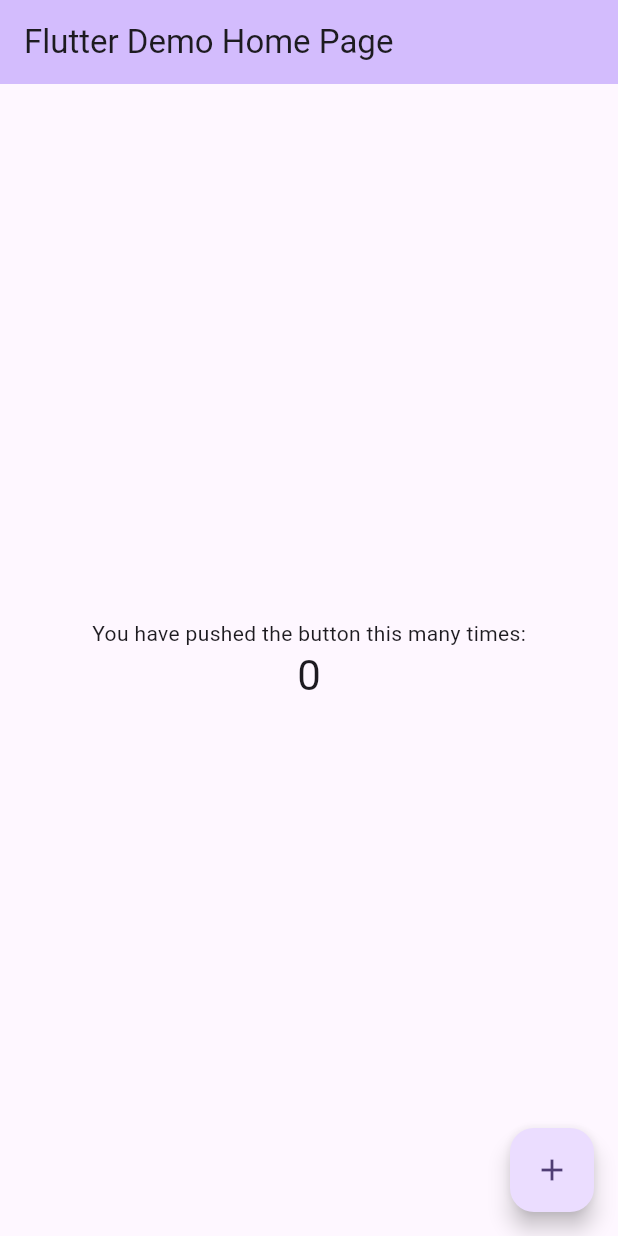
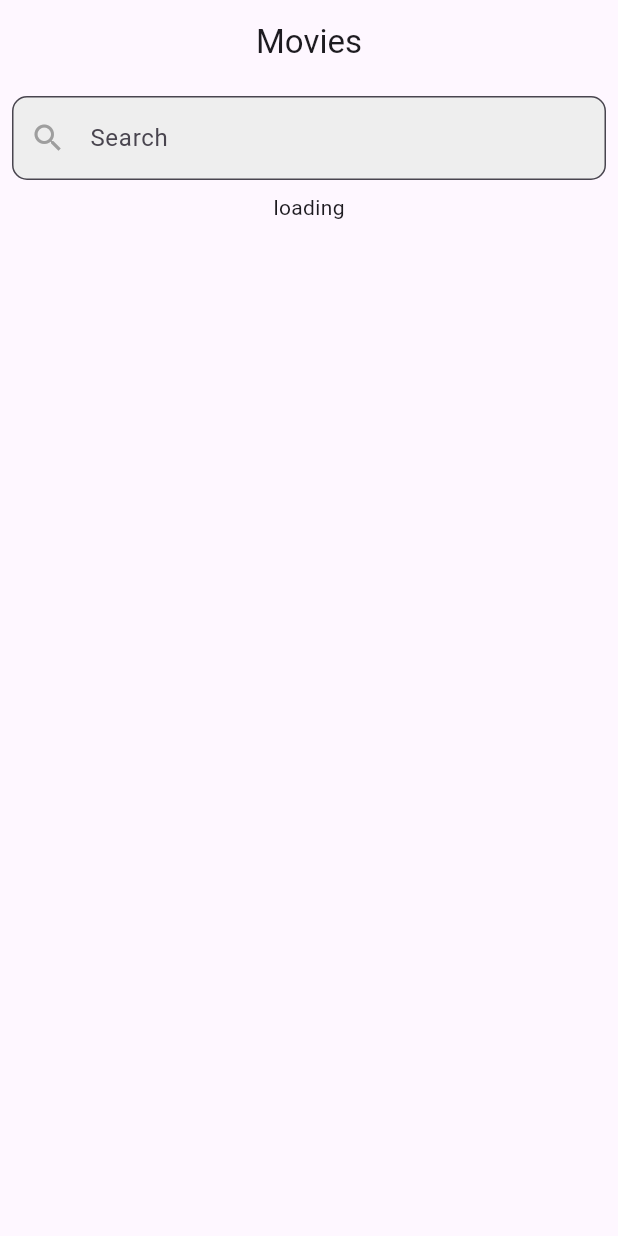
Before and after one commit to fpeti001/movie_app, a Flutter app: the screen it shows after launch, on a phone screen of 412 x 824 dp. Run offline on Flutter 3.47's test engine with Material 3 defaults, Android fonts, the phone set to English and light mode, and no system bars.

Commit message:
end commit

```diff
--- /dev/null
+++ b/lib/home_screen.dart
@@ -0,0 +1,224 @@
+import 'dart:convert';
+import 'dart:io';
+
+import 'package:flutter/material.dart';
+import 'package:http/http.dart' as http;
+
+
+class HomeScreen extends StatefulWidget {
+  const HomeScreen({super.key});
+
+  @override
+  State<HomeScreen> createState() => _HomeScreenState();
+}
+
+
+
+class _HomeScreenState extends State<HomeScreen> {
+String apikey = "d30cc88bc0168c4e5a9385783eb9fe3f";
+String accesstoken = "eyJhbGciOiJIUzI1NiJ9.eyJhdWQiOiJkMzBjYzg4YmMwMTY4YzRlNWE5Mzg1NzgzZWI5ZmUzZiIsInN1YiI6IjYzYWZlZThmNTc1MzBlMDA4NTAxMjdkMCIsInNjb3BlcyI6WyJhcGlfcmVhZCJdLCJ2ZXJzaW9uIjoxfQ.wrRM0IPSBjbFO-CcvxU5GsyuHeatUlZlpgV5d3TANLw";
+final TextEditingController  _controller = TextEditingController();
+List<MovieListElements> movieList = [];
+  @override
+  void initState() {
+
+
+
+
+
+
+    super.initState();
+  }
+@override
+void dispose() {
+  _controller.dispose();
+  super.dispose();
+}
+onSubmited(String value)async{
+
+  await searchMovie(value);
+  print("movielistlength= ${movieList.length}");
+  setState(() {
+
+  });
+}
+
+  Future<void> searchMovie(String keyWord) async {
+    print("searchMovie");
+    final response = await http.get(
+
+      Uri.parse('https://api.themoviedb.org/3/search/movie?api_key=$apikey&query=$keyWord'),
+     // Uri.parse('https://api.themoviedb.org/3/search/keyword?page=1'),
+      headers: {
+        HttpHeaders.authorizationHeader: 'Bearer $accesstoken'
+      },
+    );
+
+    if (response.statusCode == 200) {
+      movieList=[];
+      print("full:  ${response.body} vege");
+      // movieList=
+
+      Map<String, dynamic> jsonData = jsonDecode(response.body);
+      for(int i=0;i<jsonData['results'].length;i++){
+        print("number $i");
+        MovieListElements movieListElements=MovieListElements(
+          posterPath: jsonData['results'][i]['poster_path']??"",
+          title: jsonData['results'][i]['title'],
+          popularity: jsonData['results'][i]['popularity'],
+          voteAverage: jsonData['results'][i]['vote_average'],
+          originalLanguage: jsonData['results'][i]['original_language'],
+          overview: jsonData['results'][i]['overview'],
+          id: jsonData['results'][i]['id'],
+        );
+      movieList.add(movieListElements);
+
+      }
+      print("movie3overview:  ${movieList[2].overview}");
+     print("json page ${jsonData['results'].length}");
+
+      //Movie movie = Movie.fromJson());
+      print("movieeeeeee");
+   //   print(movie.overview);
+    /*  print("full:  ${response.body}");
+      print(jsonDecode(response.body));*/
+
+    } else {
+      print('Failed to fetch data');
+    }
+  }
+  Future<void> searchMovies2(String query) async {
+    final response = await http.get(
+      Uri.parse('https://api.themoviedb.org/3/search/movie?api_key=d30cc88bc0168c4e5a9385783eb9fe3f&query=$query'),
+    );
+
+    if (response.statusCode == 200) {
+      final data = jsonDecode(response.body);
+      print(data['results']); // List of movies
+    } else {
+      print('Failed to fetch movies');
+    }
+  }
+  Future<void> searchMoviesByKeyword(String keyword) async {
+    final response = await http.get(
+      Uri.parse('https://api.themoviedb.org/3/search/keyword?api_key=d30cc88bc0168c4e5a9385783eb9fe3f&query=$keyword'),
+    );
+
+    if (response.statusCode == 200) {
+      final data = jsonDecode(response.body);
+      final keywordId = data['results'][0]['id']; // Get first keyword ID
+
+      final movieResponse = await http.get(
+        Uri.parse('https://api.themoviedb.org/3/discover/movie?api_key=YOUR_API_KEY&with_keywords=$keywordId'),
+      );
+
+      if (movieResponse.statusCode == 200) {
+        print(jsonDecode(movieResponse.body)['results']); // List of movies
+      } else {
+        print('Failed to fetch movies');
+      }
+    } else {
+      print('Failed to fetch keyword');
+    }
+  }
+
+
+  @override
+  Widget build(BuildContext context) {
+    return Scaffold(
+      appBar: AppBar(
+        centerTitle: true,
+        title: Text("Movies"),
+      ),
+      body: Column(
+        children: [
+          Padding(
+            padding: const EdgeInsets.all(8.0),
+            child: TextField(
+              controller: _controller,
+              onSubmitted: (value) {
+                onSubmited(value);
+              },
+              decoration: InputDecoration(
+                hintText: "Search",
+                prefixIcon: Icon(Icons.search, color: Colors.grey),
+                filled: true,
+                fillColor: Colors.grey[200],
+                border: OutlineInputBorder(
+                  borderRadius: BorderRadius.circular(10.0),
+                  borderSide: BorderSide(color: Colors.grey),
+                ),
+                focusedBorder: OutlineInputBorder(
+                  borderRadius: BorderRadius.circular(10.0),
+                  borderSide: BorderSide(color: Colors.grey),
+                ),
+              ),
+            )
+          ),
+          movieList.length!=0 ?listView(): Text("loading"),
+        /*  ElevatedButton(onPressed: (){
+            Navigator.pushNamed(context, 'second');
+          }, child: Text("second")),
+          ElevatedButton(onPressed: (){
+            fetchData();
+          }, child: Text("get data")),*/
+
+    //Image.network("https://image.tmdb.org/t/p/w500/oYuLEt3zVCKq57qu2F8dT7NIa6f.jpg")
+        ],
+      ),
+    );
+  }
+Widget listView(){
+  return    Expanded(
+    child: ListView.builder(
+      itemCount: movieList.length, // Dynamic list length
+      itemBuilder: (context, index) {
+        return Card(
+          child: Column(
+            children: [
+              ListTile(
+                title: Text(movieList[index].title),
+                subtitle: Text(movieList[index].overview)
+                ,
+              ),
+              Row(
+                children: [
+                  Icon(Icons.star, color: Colors.yellow, size: 30.0),
+              Text("${movieList[index].voteAverage}"),
+              Icon(Icons.favorite, color: Colors.red, size: 30.0),
+                  Text("${movieList[index].popularity}"),
+                ],
+              )
+            ],
+          ),
+        );
+      },
+    ),
+  );
+}
+}
+
+class MovieListElements{
+// poster_path,title,overview,popularity,vote_average
+//original_language
+//id
+  final String posterPath;
+  final String title;
+  final double popularity;
+  final double voteAverage;
+  final String originalLanguage;
+  final String overview;
+  final int id;
+
+  MovieListElements({
+    required this.posterPath,
+    required this.title,
+    required this.popularity,
+    required this.voteAverage,
+    required this.originalLanguage,
+    required this.overview,
+    required this.id,
+  });
+
+
+}
--- a/lib/main.dart
+++ b/lib/main.dart
@@ -1,4 +1,7 @@
 import 'package:flutter/material.dart';
+
+import 'home_screen.dart';
+
 
 void main() {
   runApp(const MyApp());
@@ -11,115 +14,11 @@ class MyApp extends StatelessWidget {
   @override
   Widget build(BuildContext context) {
     return MaterialApp(
-      title: 'Flutter Demo',
-      theme: ThemeData(
-        // This is the theme of your application.
-        //
-        // TRY THIS: Try running your application with "flutter run". You'll see
-        // the application has a purple toolbar. Then, without quitting the app,
-        // try changing the seedColor in the colorScheme below to Colors.green
-        // and then invoke "hot reload" (save your changes or press the "hot
-        // reload" button in a Flutter-supported IDE, or press "r" if you used
-        // the command line to start the app).
-        //
-        // Notice that the counter didn't reset back to zero; the application
-        // state is not lost during the reload. To reset the state, use hot
-        // restart instead.
-        //
-        // This works for code too, not just values: Most code changes can be
-        // tested with just a hot reload.
-        colorScheme: ColorScheme.fromSeed(seedColor: Colors.deepPurple),
-        useMaterial3: true,
-      ),
-      home: const MyHomePage(title: 'Flutter Demo Home Page'),
+      initialRoute: 'home',
+      routes: {
+        'home':(context) => HomeScreen(),
+
+      },
     );
   }
 }
-
-class MyHomePage extends StatefulWidget {
-  const MyHomePage({super.key, required this.title});
-
-  // This widget is the home page of your application. It is stateful, meaning
-  // that it has a State object (defined below) that contains fields that affect
-  // how it looks.
-
-  // This class is the configuration for the state. It holds the values (in this
-  // case the title) provided by the parent (in this case the App widget) and
-  // used by the build method of the State. Fields in a Widget subclass are
-  // always marked "final".
-
-  final String title;
-
-  @override
-  State<MyHomePage> createState() => _MyHomePageState();
-}
-
-class _MyHomePageState extends State<MyHomePage> {
-  int _counter = 0;
-
-  void _incrementCounter() {
-    setState(() {
-      // This call to setState tells the Flutter framework that something has
-      // changed in this State, which causes it to rerun the build method below
-      // so that the display can reflect the updated values. If we changed
-      // _counter without calling setState(), then the build method would not be
-      // called again, and so nothing would appear to happen.
-      _counter++;
-    });
-  }
-
-  @override
-  Widget build(BuildContext context) {
-    // This method is rerun every time setState is called, for instance as done
-    // by the _incrementCounter method above.
-    //
-    // The Flutter framework has been optimized to make rerunning build methods
-    // fast, so that you can just rebuild anything that needs updating rather
-    // than having to individually change instances of widgets.
-    return Scaffold(
-      appBar: AppBar(
-        // TRY THIS: Try changing the color here to a specific color (to
-        // Colors.amber, perhaps?) and trigger a hot reload to see the AppBar
-        // change color while the other colors stay the same.
-        backgroundColor: Theme.of(context).colorScheme.inversePrimary,
-        // Here we take the value from the MyHomePage object that was created by
-        // the App.build method, and use it to set our appbar title.
-        title: Text(widget.title),
-      ),
-      body: Center(
-        // Center is a layout widget. It takes a single child and positions it
-        // in the middle of the parent.
-        child: Column(
-          // Column is also a layout widget. It takes a list of children and
-          // arranges them vertically. By default, it sizes itself to fit its
-          // children horizontally, and tries to be as tall as its parent.
-          //
-          // Column has various properties to control how it sizes itself and
-          // how it positions its children. Here we use mainAxisAlignment to
-          // center the children vertically; the main axis here is the vertical
-          // axis because Columns are vertical (the cross axis would be
-          // horizontal).
-          //
-          // TRY THIS: Invoke "debug painting" (choose the "Toggle Debug Paint"
-          // action in the IDE, or press "p" in the console), to see the
-          // wireframe for each widget.
-          mainAxisAlignment: MainAxisAlignment.center,
-          children: <Widget>[
-            const Text(
-              'You have pushed the button this many times:',
-            ),
-            Text(
-              '$_counter',
-              style: Theme.of(context).textTheme.headlineMedium,
-            ),
-          ],
-        ),
-      ),
-      floatingActionButton: FloatingActionButton(
-        onPressed: _incrementCounter,
-        tooltip: 'Increment',
-        child: const Icon(Icons.add),
-      ), // This trailing comma makes auto-formatting nicer for build methods.
-    );
-  }
-}
--- a/pubspec.yaml
+++ b/pubspec.yaml
@@ -34,6 +34,7 @@ dependencies:
   # The following adds the Cupertino Icons font to your application.
   # Use with the CupertinoIcons class for iOS style icons.
   cupertino_icons: ^1.0.8
+  http: ^1.4.0
 
 dev_dependencies:
   flutter_test:
```
Also changed, not shown: lib/list_element.dart (added), pubspec.lock.
